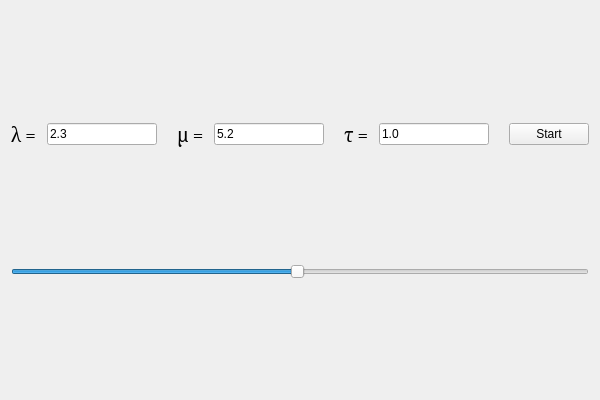
Qt form Lab1_GUI/Lab1_GUI.ui (Cvelth/Comp_Simulation_Projects) before a commit.
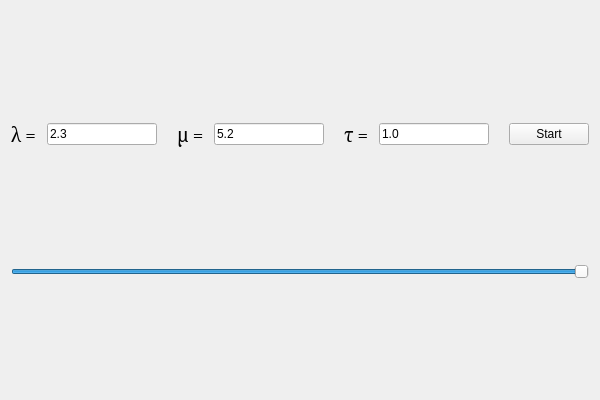
The same form after that commit.

Patch:
```diff
--- a/Lab1_GUI/Lab1_GUI.ui
+++ b/Lab1_GUI/Lab1_GUI.ui
@@ -130,13 +130,13 @@
    <item>
     <widget class="QSlider" name="time">
      <property name="minimum">
-      <number>1</number>
+      <number>3</number>
      </property>
      <property name="maximum">
       <number>100</number>
      </property>
      <property name="value">
-      <number>50</number>
+      <number>100</number>
      </property>
      <property name="orientation">
       <enum>Qt::Horizontal</enum>
```
